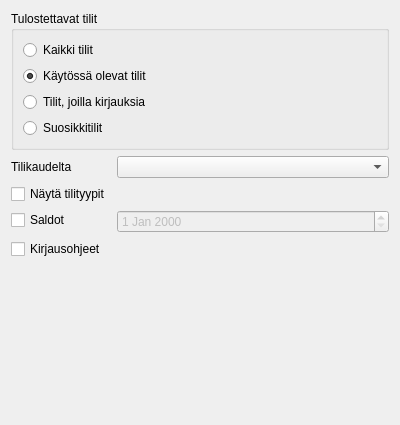
Old version of the form kitupiikki/raportti/tilikarttaraportti.ui in the repository artoh/kitupiikki.
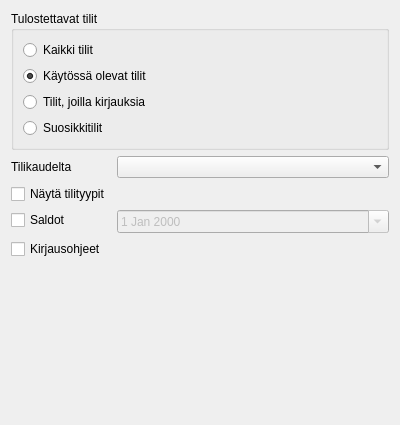
New version of the form. Icons and pictures are not drawn.

```diff
--- a/kitupiikki/raportti/tilikarttaraportti.ui
+++ b/kitupiikki/raportti/tilikarttaraportti.ui
@@ -115,6 +115,9 @@
        <property name="enabled">
         <bool>false</bool>
        </property>
+       <property name="calendarPopup">
+        <bool>true</bool>
+       </property>
       </widget>
      </item>
      <item row="3" column="0">
```
